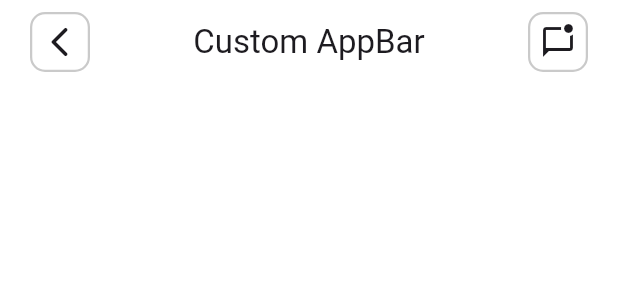
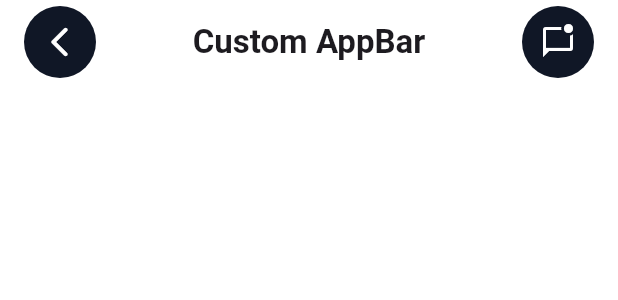
Before and after one commit to Marisolperez22/atomic_desing_system, a Flutter app: the CustomAppBar widget shown alone on an empty page, opened directly, on a phone screen of 412 x 824 dp. Shown: the top 300 px of the screen. Run offline on Flutter 3.47's test engine with Material 3 defaults, Android fonts, the phone set to English and light mode, and no system bars; our stand-ins replace flutter_svg; network calls fail.

Commit message:
Appbar modified

```diff
--- a/atomic_design_system/lib/atoms/buttons/button_appbar.dart
+++ b/atomic_design_system/lib/atoms/buttons/button_appbar.dart
@@ -2,40 +2,39 @@ import 'package:flutter/material.dart';
 
 import '../../foundations/atomic_system_colors_foundation.dart';
 
-/// This widget provides a standardized icon button with outlined style, designed specifically
-/// for use in application bars. It implements Material Design 3 specifications and integrates
-/// with design system foundations.
+class ButtonAppbar extends StatelessWidget {
+  final IconData icon;
+  final void Function()? onPressed;
+  final Color? backgroundColor; // Nuevo parámetro opcional para el color de fondo
 
-/// See also:
-/// - [IconButton], the base widget this component builds upon
-/// - [AtomicSystemColorsFoundation], the design system foundation this depends on
-
-class ButtonAppbar extends StatelessWidget {
-  /// The icon to display inside the button.
-  final IconData icon;
-
-  /// The callback that is called when the button is tapped or otherwise activated.
-  final void Function()? onPressed;
-
-  /// Creates a design-system compliant app bar button.
-
-  const ButtonAppbar({super.key, required this.icon, required this.onPressed});
+  const ButtonAppbar({
+    super.key,
+    required this.icon,
+    required this.onPressed,
+    this.backgroundColor, // Hacer el color de fondo configurable
+  });
 
   @override
   Widget build(BuildContext context) {
-    return IconButton.outlined(
+    return IconButton(
+      // Quitamos .outlined para tener un botón relleno
       icon: Icon(icon),
       onPressed: onPressed,
       style: ButtonStyle(
-        side: WidgetStateProperty.all<BorderSide>(
-          const BorderSide(
-            width: 1.5,
-            color: AtomicSystemColorsFoundation.lightText,
-          ),
+        // Establecemos el color de fondo
+        backgroundColor: WidgetStateProperty.all<Color>(
+          backgroundColor ?? Theme.of(context).primaryColor, // Usar color proporcionado o primaryColor por defecto
         ),
-        shape: WidgetStateProperty.all<RoundedRectangleBorder>(
-          RoundedRectangleBorder(borderRadius: BorderRadius.circular(10.0)),
+        // Hacemos que la forma sea circular
+        shape: WidgetStateProperty.all<CircleBorder>(
+          const CircleBorder(), // Esto crea un botón completamente circular
         ),
+        // Añadimos padding para controlar el tamaño del círculo
+        padding: WidgetStateProperty.all<EdgeInsets>(const EdgeInsets.all(12)),
+        // Color del icono (puedes ajustarlo según necesites)
+        iconColor: WidgetStateProperty.all<Color>(Colors.white),
+        // Tamaño del icono
+        iconSize: WidgetStateProperty.all<double>(24),
       ),
     );
   }
--- a/atomic_design_system/lib/organisms/custom_appbar.dart
+++ b/atomic_design_system/lib/organisms/custom_appbar.dart
@@ -48,7 +48,7 @@ class CustomAppBar extends StatelessWidget implements PreferredSizeWidget {
         mainAxisAlignment: MainAxisAlignment.spaceBetween,
         children: [
           ButtonAppbar(icon: leftIcon, onPressed: leftIconOnPressed),
-          title is String ? Text(title) : title as Widget,
+          title is String ? Text(title, style: TextStyle(fontWeight: FontWeight.bold),) : title as Widget,
           ButtonAppbar(icon: rightIcon, onPressed: rightIconOnPressed),
         ],
       ),
--- a/atomic_design_system/lib/organisms/product_card.dart
+++ b/atomic_design_system/lib/organisms/product_card.dart
@@ -28,8 +28,8 @@ class ProductCard extends StatelessWidget {
       margin: const EdgeInsets.all(8), // Margen uniforme
       child: ConstrainedBox(
         constraints: const BoxConstraints(
-          minWidth: 150, // Ancho mínimo
-          maxWidth: 200, // Ancho máximo para evitar overflow
+          minWidth: 150,
+          maxWidth: 200,
         ),
         child: Padding(
           padding: const EdgeInsets.all(12),
@@ -38,14 +38,9 @@ class ProductCard extends StatelessWidget {
             mainAxisSize: MainAxisSize.min, // Para que la columna no ocupe más espacio del necesario
             children: [
               // Encabezado con imagen y botón de favoritos
-              Stack(
-                children: [
-                  ImageCard(
-                    imageUrl: imageUrl,
-                    height: 120, // Altura fija para la imagen
-                  ),
-
-                ],
+              ImageCard(
+                imageUrl: imageUrl,
+                height: 120, // Altura fija para la imagen
               ),
               const SizedBox(height: 8),
               // Nombre del producto con límite de líneas
```
